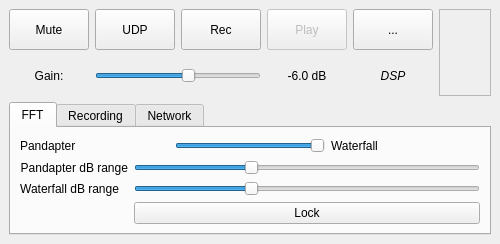
The window that src/qtgui/dockaudio.ui (shawnj007/gqrx-touch) describes before a commit, drawn with Qt 5.
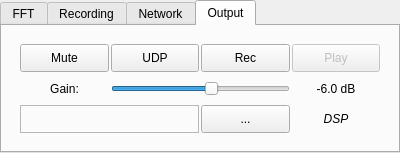
The same window after the commit. Icons and pictures are not drawn. Custom widgets are drawn as their Qt base class.

Commit message: Form sizes reduction

Patch:
```diff
--- a/src/qtgui/dockaudio.ui
+++ b/src/qtgui/dockaudio.ui
@@ -6,20 +6,20 @@
    <rect>
     <x>0</x>
     <y>0</y>
-    <width>500</width>
-    <height>244</height>
+    <width>400</width>
+    <height>153</height>
    </rect>
   </property>
   <property name="sizePolicy">
-   <sizepolicy hsizetype="MinimumExpanding" vsizetype="Preferred">
+   <sizepolicy hsizetype="MinimumExpanding" vsizetype="MinimumExpanding">
     <horstretch>0</horstretch>
     <verstretch>1</verstretch>
    </sizepolicy>
   </property>
   <property name="minimumSize">
    <size>
-    <width>500</width>
-    <height>244</height>
+    <width>400</width>
+    <height>153</height>
    </size>
   </property>
   <property name="maximumSize">
@@ -55,327 +55,21 @@
     </size>
    </property>
    <layout class="QVBoxLayout" name="verticalLayout">
-    <item>
-     <layout class="QGridLayout" name="gridLayout">
-      <item row="0" column="0">
-       <layout class="QGridLayout" name="gridLayout_6">
-        <item row="0" column="2">
-         <widget class="QPushButton" name="audioRecButton">
-          <property name="sizePolicy">
-           <sizepolicy hsizetype="MinimumExpanding" vsizetype="Preferred">
-            <horstretch>1</horstretch>
-            <verstretch>1</verstretch>
-           </sizepolicy>
-          </property>
-          <property name="minimumSize">
-           <size>
-            <width>50</width>
-            <height>20</height>
-           </size>
-          </property>
-          <property name="maximumSize">
-           <size>
-            <width>16777215</width>
-            <height>16777215</height>
-           </size>
-          </property>
-          <property name="toolTip">
-           <string>Record audio</string>
-          </property>
-          <property name="statusTip">
-           <string>Record audio</string>
-          </property>
-          <property name="text">
-           <string>Rec</string>
-          </property>
-          <property name="iconSize">
-           <size>
-            <width>16</width>
-            <height>16</height>
-           </size>
-          </property>
-          <property name="checkable">
-           <bool>true</bool>
-          </property>
-         </widget>
-        </item>
-        <item row="0" column="3">
-         <widget class="QPushButton" name="audioPlayButton">
-          <property name="enabled">
-           <bool>false</bool>
-          </property>
-          <property name="sizePolicy">
-           <sizepolicy hsizetype="MinimumExpanding" vsizetype="Preferred">
-            <horstretch>1</horstretch>
-            <verstretch>1</verstretch>
-           </sizepolicy>
-          </property>
-          <property name="minimumSize">
-           <size>
-            <width>50</width>
-            <height>20</height>
-           </size>
-          </property>
-          <property name="maximumSize">
-           <size>
-            <width>16777215</width>
-            <height>16777215</height>
-           </size>
-          </property>
-          <property name="toolTip">
-           <string>Playback previously recorded audio</string>
-          </property>
-          <property name="statusTip">
-           <string>Playback previously recorded audio</string>
-          </property>
-          <property name="text">
-           <string>Play</string>
-          </property>
-          <property name="iconSize">
-           <size>
-            <width>16</width>
-            <height>16</height>
-           </size>
-          </property>
-          <property name="checkable">
-           <bool>true</bool>
-          </property>
-         </widget>
-        </item>
-        <item row="0" column="1">
-         <widget class="QPushButton" name="audioStreamButton">
-          <property name="sizePolicy">
-           <sizepolicy hsizetype="MinimumExpanding" vsizetype="Preferred">
-            <horstretch>1</horstretch>
-            <verstretch>1</verstretch>
-           </sizepolicy>
-          </property>
-          <property name="minimumSize">
-           <size>
-            <width>50</width>
-            <height>20</height>
-           </size>
-          </property>
-          <property name="maximumSize">
-           <size>
-            <width>16777215</width>
-            <height>16777215</height>
-           </size>
-          </property>
-          <property name="toolTip">
-           <string>Stream raw audio over UDP</string>
-          </property>
-          <property name="statusTip">
-           <string>Stream raw audio over UDP</string>
-          </property>
-          <property name="text">
-           <string>UDP</string>
-          </property>
-          <property name="checkable">
-           <bool>true</bool>
-          </property>
-         </widget>
-        </item>
-        <item row="0" column="4">
-         <widget class="QPushButton" name="audioConfButton">
-          <property name="enabled">
-           <bool>true</bool>
-          </property>
-          <property name="sizePolicy">
-           <sizepolicy hsizetype="MinimumExpanding" vsizetype="Preferred">
-            <horstretch>1</horstretch>
-            <verstretch>1</verstretch>
-           </sizepolicy>
-          </property>
-          <property name="minimumSize">
-           <size>
-            <width>50</width>
-            <height>20</height>
-           </size>
-          </property>
-          <property name="maximumSize">
-           <size>
-            <width>16777215</width>
-            <height>16777215</height>
-           </size>
-          </property>
-          <property name="toolTip">
-           <string>Audio settings</string>
-          </property>
-          <property name="statusTip">
-           <string>Audio settings</string>
-          </property>
-          <property name="text">
-           <string>...</string>
-          </property>
-          <property name="iconSize">
-           <size>
-            <width>16</width>
-            <height>16</height>
-           </size>
-          </property>
-         </widget>
-        </item>
-        <item row="0" column="0">
-         <widget class="QPushButton" name="audioMuteButton">
-          <property name="sizePolicy">
-           <sizepolicy hsizetype="MinimumExpanding" vsizetype="Preferred">
-            <horstretch>1</horstretch>
-            <verstretch>1</verstretch>
-           </sizepolicy>
-          </property>
-          <property name="minimumSize">
-           <size>
-            <width>50</width>
-            <height>20</height>
-           </size>
-          </property>
-          <property name="maximumSize">
-           <size>
-            <width>16777215</width>
-            <height>16777215</height>
-           </size>
-          </property>
-          <property name="toolTip">
-           <string>Mute audio output</string>
-          </property>
-          <property name="statusTip">
-           <string>Mute audio output</string>
-          </property>
-          <property name="text">
-           <string>Mute</string>
-          </property>
-          <property name="checkable">
-           <bool>true</bool>
-          </property>
-         </widget>
-        </item>
-        <item row="1" column="0">
-         <widget class="QLabel" name="audioGainLabel">
-          <property name="sizePolicy">
-           <sizepolicy hsizetype="MinimumExpanding" vsizetype="Preferred">
-            <horstretch>1</horstretch>
-            <verstretch>1</verstretch>
-           </sizepolicy>
-          </property>
-          <property name="text">
-           <string>Gain:</string>
-          </property>
-          <property name="alignment">
-           <set>Qt::AlignCenter</set>
-          </property>
-         </widget>
-        </item>
-        <item row="1" column="1" colspan="2">
-         <widget class="QSlider" name="audioGainSlider">
-          <property name="sizePolicy">
-           <sizepolicy hsizetype="MinimumExpanding" vsizetype="Preferred">
-            <horstretch>1</horstretch>
-            <verstretch>1</verstretch>
-           </sizepolicy>
-          </property>
-          <property name="minimumSize">
-           <size>
-            <width>0</width>
-            <height>22</height>
-           </size>
-          </property>
-          <property name="toolTip">
-           <string>Audio gain</string>
-          </property>
-          <property name="statusTip">
-           <string>Audio gain</string>
-          </property>
-          <property name="minimum">
-           <number>-800</number>
-          </property>
-          <property name="maximum">
-           <number>500</number>
-          </property>
-          <property name="value">
-           <number>-60</number>
-          </property>
-          <property name="orientation">
-           <enum>Qt::Horizontal</enum>
-          </property>
-         </widget>
-        </item>
-        <item row="1" column="3">
-         <widget class="QLabel" name="audioGainDbLabel">
-          <property name="sizePolicy">
-           <sizepolicy hsizetype="MinimumExpanding" vsizetype="Preferred">
-            <horstretch>1</horstretch>
-            <verstretch>1</verstretch>
-           </sizepolicy>
-          </property>
-          <property name="text">
-           <string>-6.0 dB</string>
-          </property>
-          <property name="alignment">
-           <set>Qt::AlignCenter</set>
-          </property>
-          <property name="margin">
-           <number>0</number>
-          </property>
-          <property name="indent">
-           <number>1</number>
-          </property>
-         </widget>
-        </item>
-        <item row="1" column="4">
-         <widget class="QLabel" name="audioRecLabel">
-          <property name="sizePolicy">
-           <sizepolicy hsizetype="MinimumExpanding" vsizetype="Preferred">
-            <horstretch>1</horstretch>
-            <verstretch>1</verstretch>
-           </sizepolicy>
-          </property>
-          <property name="toolTip">
-           <string>Current audio source (DSP or WAV file)</string>
-          </property>
-          <property name="text">
-           <string>&lt;i&gt;DSP&lt;/i&gt;</string>
-          </property>
-          <property name="alignment">
-           <set>Qt::AlignCenter</set>
-          </property>
-         </widget>
-        </item>
-       </layout>
-      </item>
-      <item row="0" column="1">
-       <widget class="CPlotter" name="audioSpectrum">
-        <property name="sizePolicy">
-         <sizepolicy hsizetype="MinimumExpanding" vsizetype="Preferred">
-          <horstretch>1</horstretch>
-          <verstretch>1</verstretch>
-         </sizepolicy>
-        </property>
-        <property name="minimumSize">
-         <size>
-          <width>50</width>
-          <height>50</height>
-         </size>
-        </property>
-        <property name="maximumSize">
-         <size>
-          <width>16777215</width>
-          <height>16777215</height>
-         </size>
-        </property>
-        <property name="toolTip">
-         <string>Audio spectrum</string>
-        </property>
-        <property name="frameShape">
-         <enum>QFrame::StyledPanel</enum>
-        </property>
-        <property name="frameShadow">
-         <enum>QFrame::Raised</enum>
-        </property>
-       </widget>
-      </item>
-     </layout>
-    </item>
+    <property name="spacing">
+     <number>0</number>
+    </property>
+    <property name="leftMargin">
+     <number>0</number>
+    </property>
+    <property name="topMargin">
+     <number>0</number>
+    </property>
+    <property name="rightMargin">
+     <number>0</number>
+    </property>
+    <property name="bottomMargin">
+     <number>0</number>
+    </property>
     <item>
      <widget class="QTabWidget" name="tabWidget_4">
       <property name="sizePolicy">
@@ -385,7 +79,7 @@
        </sizepolicy>
       </property>
       <property name="currentIndex">
-       <number>0</number>
+       <number>3</number>
       </property>
       <widget class="QWidget" name="tab0">
        <attribute name="title">
@@ -457,7 +151,7 @@
          </layout>
         </item>
         <item>
-         <layout class="QFormLayout" name="formLayout_3">
+         <layout class="QGridLayout" name="gridLayout_2">
           <item row="0" column="0">
            <widget class="QLabel" name="pandRangeLabel">
             <property name="sizePolicy">
@@ -502,6 +196,31 @@
             </property>
            </widget>
           </item>
+          <item row="1" column="1">
+           <widget class="ctkRangeSlider" name="wfRangeSlider">
+            <property name="sizePolicy">
+             <sizepolicy hsizetype="MinimumExpanding" vsizetype="Preferred">
+              <horstretch>1</horstretch>
+              <verstretch>1</verstretch>
+             </sizepolicy>
+            </property>
+            <property name="toolTip">
+             <string>Adjust dB range on the waterfall</string>
+            </property>
+            <property name="minimum">
+             <number>-120</number>
+            </property>
+            <property name="maximum">
+             <number>0</number>
+            </property>
+            <property name="value">
+             <number>-80</number>
+            </property>
+            <property name="orientation">
+             <enum>Qt::Horizontal</enum>
+            </property>
+           </widget>
+          </item>
           <item row="1" column="0">
            <widget class="QLabel" name="wfRangeLabel">
             <property name="sizePolicy">
@@ -521,32 +240,7 @@
             </property>
            </widget>
           </item>
-          <item row="1" column="1">
-           <widget class="ctkRangeSlider" name="wfRangeSlider">
-            <property name="sizePolicy">
-             <sizepolicy hsizetype="MinimumExpanding" vsizetype="Preferred">
-              <horstretch>1</horstretch>
-              <verstretch>1</verstretch>
-             </sizepolicy>
-            </property>
-            <property name="toolTip">
-             <string>Adjust dB range on the waterfall</string>
-            </property>
-            <property name="minimum">
-             <number>-120</number>
-            </property>
-            <property name="maximum">
-             <number>0</number>
-            </property>
-            <property name="value">
-             <number>-80</number>
-            </property>
-            <property name="orientation">
-             <enum>Qt::Horizontal</enum>
-            </property>
-           </widget>
-          </item>
-          <item row="2" column="1">
+          <item row="0" column="2" rowspan="2">
            <widget class="QPushButton" name="audioLockButton">
             <property name="sizePolicy">
              <sizepolicy hsizetype="MinimumExpanding" vsizetype="Preferred">
@@ -557,7 +251,7 @@
             <property name="maximumSize">
              <size>
               <width>16777215</width>
-              <height>30</height>
+              <height>16777215</height>
              </size>
             </property>
             <property name="toolTip">
@@ -778,6 +472,357 @@
         </item>
        </layout>
       </widget>
+      <widget class="QWidget" name="tab_output">
+       <attribute name="title">
+        <string>Output</string>
+       </attribute>
+       <layout class="QVBoxLayout" name="verticalLayout_6">
+        <item>
+         <widget class="QFrame" name="frame_output">
+          <layout class="QGridLayout" name="gridLayout">
+           <property name="spacing">
+            <number>2</number>
+           </property>
+           <item row="0" column="0">
+            <layout class="QGridLayout" name="gridLayout_6">
+             <item row="0" column="0">
+              <widget class="QPushButton" name="audioMuteButton">
+               <property name="sizePolicy">
+                <sizepolicy hsizetype="MinimumExpanding" vsizetype="Preferred">
+                 <horstretch>1</horstretch>
+                 <verstretch>1</verstretch>
+                </sizepolicy>
+               </property>
+               <property name="minimumSize">
+                <size>
+                 <width>0</width>
+                 <height>0</height>
+                </size>
+               </property>
+               <property name="maximumSize">
+                <size>
+                 <width>16777215</width>
+                 <height>16777215</height>
+                </size>
+               </property>
+               <property name="toolTip">
+                <string>Mute audio output</string>
+               </property>
+               <property name="statusTip">
+                <string>Mute audio output</string>
+               </property>
+               <property name="text">
+                <string>Mute</string>
+               </property>
+               <property name="checkable">
+                <bool>true</bool>
+               </property>
+              </widget>
+             </item>
+             <item row="0" column="3">
+              <widget class="QPushButton" name="audioPlayButton">
+               <property name="enabled">
+                <bool>false</bool>
+               </property>
+               <property name="sizePolicy">
+                <sizepolicy hsizetype="MinimumExpanding" vsizetype="Preferred">
+                 <horstretch>1</horstretch>
+                 <verstretch>1</verstretch>
+                </sizepolicy>
+               </property>
+               <property name="minimumSize">
+                <size>
+                 <width>0</width>
+                 <height>0</height>
+                </size>
+               </property>
+               <property name="maximumSize">
+                <size>
+                 <width>16777215</width>
+                 <height>16777215</height>
+                </size>
+               </property>
+               <property name="toolTip">
+                <string>Playback previously recorded audio</string>
+               </property>
+               <property name="statusTip">
+                <string>Playback previously recorded audio</string>
+               </property>
+               <property name="text">
+                <string>Play</string>
+               </property>
+               <property name="iconSize">
+                <size>
+                 <width>16</width>
+                 <height>16</height>
+                </size>
+               </property>
+               <property name="checkable">
+                <bool>true</bool>
+               </property>
+              </widget>
+             </item>
+             <item row="0" column="1">
+              <widget class="QPushButton" name="audioStreamButton">
+               <property name="sizePolicy">
+                <sizepolicy hsizetype="MinimumExpanding" vsizetype="Preferred">
+                 <horstretch>1</horstretch>
+                 <verstretch>1</verstretch>
+                </sizepolicy>
+               </property>
+               <property name="minimumSize">
+                <size>
+                 <width>0</width>
+                 <height>0</height>
+                </size>
+               </property>
+               <property name="maximumSize">
+                <size>
+                 <width>16777215</width>
+                 <height>16777215</height>
+                </size>
+               </property>
+               <property name="toolTip">
+                <string>Stream raw audio over UDP</string>
+               </property>
+               <property name="statusTip">
+                <string>Stream raw audio over UDP</string>
+               </property>
+               <property name="text">
+                <string>UDP</string>
+               </property>
+               <property name="checkable">
+                <bool>true</bool>
+               </property>
+              </widget>
+             </item>
+             <item row="1" column="3">
+              <widget class="QLabel" name="audioGainDbLabel">
+               <property name="sizePolicy">
+                <sizepolicy hsizetype="MinimumExpanding" vsizetype="Preferred">
+                 <horstretch>1</horstretch>
+                 <verstretch>1</verstretch>
+                </sizepolicy>
+               </property>
+               <property name="minimumSize">
+                <size>
+                 <width>0</width>
+                 <height>0</height>
+                </size>
+               </property>
+               <property name="text">
+                <string>-6.0 dB</string>
+               </property>
+               <property name="alignment">
+                <set>Qt::AlignCenter</set>
+               </property>
+               <property name="margin">
+                <number>0</number>
+               </property>
+               <property name="indent">
+                <number>1</number>
+               </property>
+              </widget>
+             </item>
+             <item row="1" column="1" colspan="2">
+              <widget class="QSlider" name="audioGainSlider">
+               <property name="sizePolicy">
+                <sizepolicy hsizetype="MinimumExpanding" vsizetype="Preferred">
+                 <horstretch>1</horstretch>
+                 <verstretch>1</verstretch>
+                </sizepolicy>
+               </property>
+               <property name="minimumSize">
+                <size>
+                 <width>0</width>
+                 <height>0</height>
+                </size>
+               </property>
+               <property name="toolTip">
+                <string>Audio gain</string>
+               </property>
+               <property name="statusTip">
+                <string>Audio gain</string>
+               </property>
+               <property name="minimum">
+                <number>-800</number>
+               </property>
+               <property name="maximum">
+                <number>500</number>
+               </property>
+               <property name="value">
+                <number>-60</number>
+               </property>
+               <property name="orientation">
+                <enum>Qt::Horizontal</enum>
+               </property>
+              </widget>
+             </item>
+             <item row="0" column="2">
+              <widget class="QPushButton" name="audioRecButton">
+               <property name="sizePolicy">
+                <sizepolicy hsizetype="MinimumExpanding" vsizetype="Preferred">
+                 <horstretch>1</horstretch>
+                 <verstretch>1</verstretch>
+                </sizepolicy>
+               </property>
+               <property name="minimumSize">
+                <size>
+                 <width>0</width>
+                 <height>0</height>
+                </size>
+               </property>
+               <property name="maximumSize">
+                <size>
+                 <width>16777215</width>
+                 <height>16777215</height>
+                </size>
+               </property>
+               <property name="toolTip">
+                <string>Record audio</string>
+               </property>
+               <property name="statusTip">
+                <string>Record audio</string>
+               </property>
+               <property name="text">
+                <string>Rec</string>
+               </property>
+               <property name="iconSize">
+                <size>
+                 <width>16</width>
+                 <height>16</height>
+                </size>
+               </property>
+               <property name="checkable">
+                <bool>true</bool>
+               </property>
+              </widget>
+             </item>
+             <item row="1" column="0">
+              <widget class="QLabel" name="audioGainLabel">
+               <property name="sizePolicy">
+                <sizepolicy hsizetype="MinimumExpanding" vsizetype="Preferred">
+                 <horstretch>1</horstretch>
+                 <verstretch>1</verstretch>
+                </sizepolicy>
+               </property>
+               <property name="minimumSize">
+                <size>
+                 <width>0</width>
+                 <height>0</height>
+                </size>
+               </property>
+               <property name="text">
+                <string>Gain:</string>
+               </property>
+               <property name="alignment">
+                <set>Qt::AlignCenter</set>
+               </property>
+              </widget>
+             </item>
+             <item row="2" column="3">
+              <widget class="QLabel" name="audioRecLabel">
+               <property name="sizePolicy">
+                <sizepolicy hsizetype="MinimumExpanding" vsizetype="Preferred">
+                 <horstretch>1</horstretch>
+                 <verstretch>1</verstretch>
+                </sizepolicy>
+               </property>
+               <property name="minimumSize">
+                <size>
+                 <width>0</width>
+                 <height>0</height>
+                </size>
+               </property>
+               <property name="toolTip">
+                <string>Current audio source (DSP or WAV file)</string>
+               </property>
+               <property name="text">
+                <string>&lt;i&gt;DSP&lt;/i&gt;</string>
+               </property>
+               <property name="alignment">
+                <set>Qt::AlignCenter</set>
+               </property>
+              </widget>
+             </item>
+             <item row="2" column="2">
+              <widget class="QPushButton" name="audioConfButton">
+               <property name="enabled">
+                <bool>true</bool>
+               </property>
+               <property name="sizePolicy">
+                <sizepolicy hsizetype="MinimumExpanding" vsizetype="Preferred">
+                 <horstretch>1</horstretch>
+                 <verstretch>1</verstretch>
+                </sizepolicy>
+               </property>
+               <property name="minimumSize">
+                <size>
+                 <width>0</width>
+                 <height>0</height>
+                </size>
+               </property>
+               <property name="maximumSize">
+                <size>
+                 <width>16777215</width>
+                 <height>16777215</height>
+                </size>
+               </property>
+               <property name="toolTip">
+                <string>Audio settings</string>
+               </property>
+               <property name="statusTip">
+                <string>Audio settings</string>
+               </property>
+               <property name="text">
+                <string>...</string>
+               </property>
+               <property name="iconSize">
+                <size>
+                 <width>16</width>
+                 <height>16</height>
+                </size>
+               </property>
+              </widget>
+             </item>
+             <item row="2" column="0" colspan="2">
+              <widget class="CPlotter" name="audioSpectrum">
+               <property name="sizePolicy">
+                <sizepolicy hsizetype="MinimumExpanding" vsizetype="Preferred">
+                 <horstretch>1</horstretch>
+                 <verstretch>1</verstretch>
+                </sizepolicy>
+               </property>
+               <property name="minimumSize">
+                <size>
+                 <width>50</width>
+                 <height>0</height>
+                </size>
+               </property>
+               <property name="maximumSize">
+                <size>
+                 <width>16777215</width>
+                 <height>16777215</height>
+                </size>
+               </property>
+               <property name="toolTip">
+                <string>Audio spectrum</string>
+               </property>
+               <property name="frameShape">
+                <enum>QFrame::StyledPanel</enum>
+               </property>
+               <property name="frameShadow">
+                <enum>QFrame::Raised</enum>
+               </property>
+              </widget>
+             </item>
+            </layout>
+           </item>
+          </layout>
+         </widget>
+        </item>
+       </layout>
+      </widget>
      </widget>
     </item>
    </layout>
```
Left out of the diff: 10 changed lines with no effect on the pictures. The commit also changes 5 other files.
